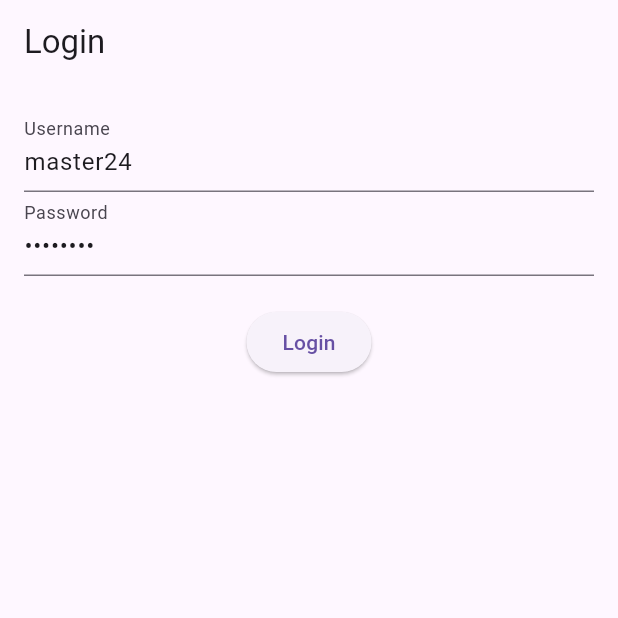
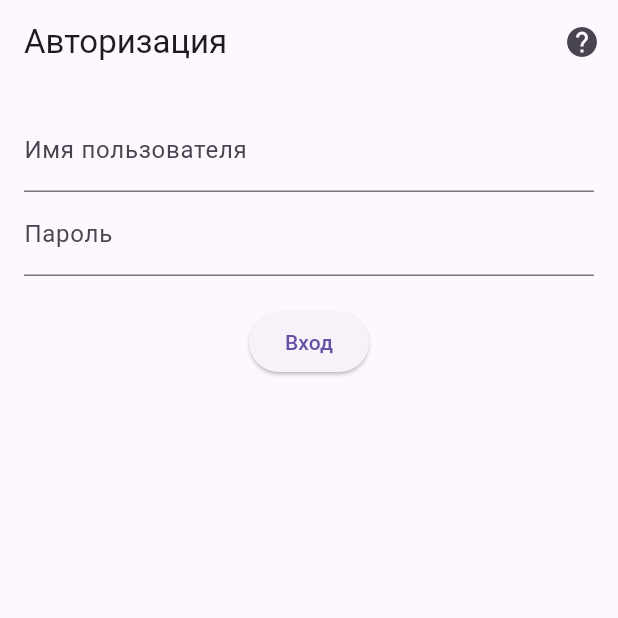
Before and after one commit to AlgaClicker/crm-mobile, a Flutter app: the screen it shows after launch, on a phone screen of 412 x 824 dp, the top half of it. Run offline on Flutter 3.47's test engine with Material 3 defaults, Android fonts, the phone set to English and light mode, and no system bars; our stand-ins replace bloc, dio, equatable, flutter_bloc, shared_preferences.

```diff
--- a/lib/Utils/dio_client.dart
+++ b/lib/Utils/dio_client.dart
@@ -5,7 +5,7 @@ class DioClient {
 
   Dio get dio => _dio;
   DioClient() {
-    _dio.options.baseUrl = "http://192.168.0.210:8888";
+    _dio.options.baseUrl = "https://cms.alga-corp.ru/";
     _dio.options.headers = {
       "Content-Type": "application/json",
     };
--- a/lib/screens/login_page.dart
+++ b/lib/screens/login_page.dart
@@ -11,10 +11,19 @@ class LoginPage extends StatelessWidget {
 
   @override
   Widget build(BuildContext context) {
-    _usernameController.text = "master24";
-    _passwordController.text = "master24";
+    //_usernameController.text = "master24";
+    //_passwordController.text = "master24";
     return Scaffold(
-      appBar: AppBar(title: Text('Login')),
+      appBar: AppBar(
+        title: Text('Авторизация'),
+        actions: [
+          IconButton(
+            onPressed: () => {},
+            icon: const Icon(Icons.help),
+            tooltip: "Помощь",
+          ),
+        ],
+      ),
       body: Padding(
         padding: const EdgeInsets.all(16.0),
         child: Column(
@@ -22,15 +31,15 @@ class LoginPage extends StatelessWidget {
             if (errorMessage != null)
               Text(
                 errorMessage!,
-                style: TextStyle(color: Colors.red),
+                style: const TextStyle(color: Colors.red),
               ),
             TextField(
               controller: _usernameController,
-              decoration: const InputDecoration(labelText: 'Username'),
+              decoration: const InputDecoration(labelText: 'Имя пользователя'),
             ),
             TextField(
               controller: _passwordController,
-              decoration: const InputDecoration(labelText: 'Password'),
+              decoration: const InputDecoration(labelText: 'Пароль'),
               obscureText: true,
             ),
             const SizedBox(height: 20),
@@ -43,7 +52,7 @@ class LoginPage extends StatelessWidget {
                   ),
                 );
               },
-              child: const Text('Login'),
+              child: const Text('Вход'),
             ),
           ],
         ),
```
Also changed, not shown: 6 other files.
